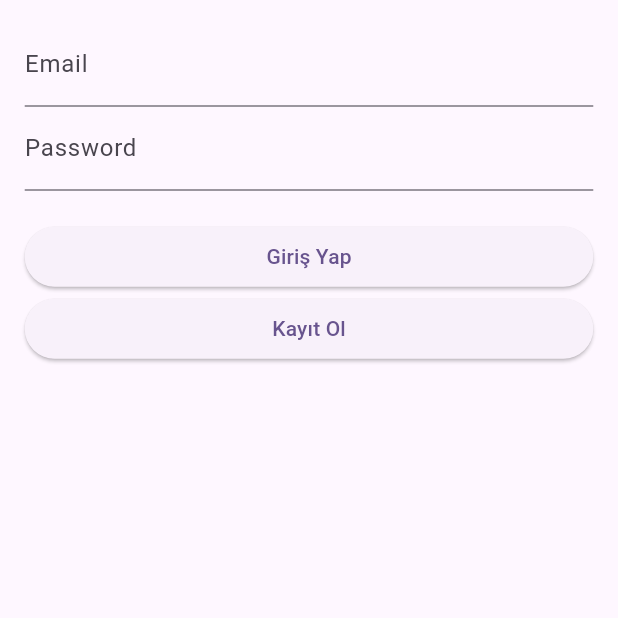
After one commit to mahmutenescetin/pingpong_sample, a Flutter app: the screen it shows after launch, after a tap on "Giriş Yap", on a phone screen of 412 x 824 dp, the top half of it. The commit adds this screen. Run offline on Flutter 3.47's test engine with Material 3 defaults, Android fonts, the phone set to English and light mode, and no system bars; our stand-ins replace equatable, firebase_auth, firebase_core, flutter_screenutil, gap, get_it and 2 more; accounts and stored records are empty; network calls fail.

Commit message:
login firebase integration completed

```diff
--- a/lib/common/view_model_builder.dart
+++ b/lib/common/view_model_builder.dart
@@ -205,7 +205,7 @@ class _ViewModelBuilder<T extends ChangeNotifier>
           builder: (context) => Stack(
             alignment: Alignment.center,
             children: [
-              Container(color: Colors.black.withOpacity(.3)),
+              Container(color: Colors.black.withValues(alpha: 0.3)),
               const ReusableCustomProgress(),
             ],
           ),
--- a/lib/constants/shared_key_constants.dart
+++ b/lib/constants/shared_key_constants.dart
@@ -1,5 +1,5 @@
 enum SharedKeyConstants {
-  keyConstants('keyConstants');
+  firebaseIdToken('firebase_id_token');
 
   final String value;
 
--- a/lib/main.dart
+++ b/lib/main.dart
@@ -2,10 +2,16 @@ import 'package:firebase_core/firebase_core.dart';
 import 'package:flutter/material.dart';
 import 'package:flutter_screenutil/flutter_screenutil.dart';
 import 'package:pingpong_sample/firebase_options.dart';
+import 'package:pingpong_sample/services/remote/auth_service.dart';
+import 'package:pingpong_sample/utils/locator.dart';
+import 'package:pingpong_sample/services/local/shared_preference_service.dart';
 import 'package:pingpong_sample/views/home/home_view.dart';
+import 'package:pingpong_sample/views/login/login_view.dart';
 
 void main() async {
   WidgetsFlutterBinding.ensureInitialized();
+  setupDependencyInjection();
+  await locator<SharedPreferenceService>().init();
   await Firebase.initializeApp(
     options: DefaultFirebaseOptions.currentPlatform,
   );
@@ -27,9 +33,32 @@ class MyApp extends StatelessWidget {
           theme: ThemeData(
             colorScheme: ColorScheme.fromSeed(seedColor: Colors.deepPurple),
           ),
-          home: const HomeView(),
+          home: AuthGate(),
         );
       },
     );
   }
 }
+
+class AuthGate extends StatelessWidget {
+  const AuthGate({super.key});
+
+  @override
+  Widget build(BuildContext context) {
+    final authService = AuthService(locator<SharedPreferenceService>());
+    return StreamBuilder(
+      stream: authService.authStateChanges,
+      builder: (context, snapshot) {
+        if (snapshot.connectionState == ConnectionState.active) {
+          final user = snapshot.data;
+          if (user == null) {
+            return LoginView();
+          } else {
+            return HomeView();
+          }
+        }
+        return const Center(child: CircularProgressIndicator());
+      },
+    );
+  }
+}
--- a/lib/routes/create_view.dart
+++ b/lib/routes/create_view.dart
@@ -2,12 +2,15 @@
 import 'package:flutter/material.dart';
 
 import 'package:pingpong_sample/views/home/home_view.dart';
+import 'package:pingpong_sample/views/login/login_view.dart';
 import 'package:pingpong_sample/routes/routes.g.dart';
 
 Widget? createView(String route) {
   switch (route) {
     case Routes.home:
       return HomeView();
+    case Routes.login:
+      return LoginView();
     default:
       return null;
   }
--- /dev/null
+++ b/lib/services/remote/auth_service.dart
@@ -0,0 +1,57 @@
+import 'package:firebase_auth/firebase_auth.dart';
+import 'package:pingpong_sample/constants/shared_key_constants.dart';
+import 'package:pingpong_sample/services/local/shared_preference_service.dart';
+
+class AuthService {
+  final FirebaseAuth _auth = FirebaseAuth.instance;
+  final SharedPreferenceService _prefsService;
+
+  AuthService(this._prefsService);
+
+  Future<UserCredential?> register(String email, String password) async {
+    try {
+      final credential = await _auth.createUserWithEmailAndPassword(
+        email: email,
+        password: password,
+      );
+      await _saveToken();
+      return credential;
+    } catch (e) {
+      rethrow;
+    }
+  }
+
+  Future<UserCredential?> login(String email, String password) async {
+    try {
+      final credential = await _auth.signInWithEmailAndPassword(
+        email: email,
+        password: password,
+      );
+      await _saveToken();
+      return credential;
+    } catch (e) {
+      rethrow;
+    }
+  }
+
+  Future<void> _saveToken() async {
+    final user = _auth.currentUser;
+    final idToken = await user?.getIdToken();
+    if (idToken != null) {
+      await _prefsService.set(SharedKeyConstants.firebaseIdToken, idToken);
+    }
+  }
+
+  String? getToken() {
+    return _prefsService.get<String>(SharedKeyConstants.firebaseIdToken);
+  }
+
+  User? get currentUser => _auth.currentUser;
+
+  Stream<User?> get authStateChanges => _auth.authStateChanges();
+
+  Future<void> signOut() async {
+    await _auth.signOut();
+    await _prefsService.set(SharedKeyConstants.firebaseIdToken, null);
+  }
+}
--- /dev/null
+++ b/lib/views/login/login_view.dart
@@ -0,0 +1,76 @@
+import 'package:flutter/material.dart';
+import 'package:gap/gap.dart';
+import 'package:pingpong_sample/common/view_model_builder.dart';
+import 'package:pingpong_sample/utils/extensions/context_extensions.dart';
+import 'package:pingpong_sample/views/login/login_view_model.dart';
+
+class LoginView extends StatelessWidget {
+  const LoginView({super.key});
+
+  @override
+  Widget build(BuildContext context) {
+    return ViewModelBuilder<LoginViewModel>(
+      initViewModel: () => LoginViewModel(),
+      builder: (context, viewModel) => StreamBuilder<bool>(
+        stream: viewModel.authStateChanges,
+        builder: (context, snapshot) {
+          final isLoggedIn = snapshot.data ?? viewModel.isLoggedIn;
+          if (!isLoggedIn) {
+            return Scaffold(
+              body: SingleChildScrollView(
+                padding: EdgeInsets.symmetric(horizontal: context.hGap),
+                child: Column(
+                  crossAxisAlignment: CrossAxisAlignment.stretch,
+                  children: [
+                    Gap(context.vGap),
+                    TextField(
+                      controller: viewModel.emailController,
+                      decoration: const InputDecoration(labelText: "Email"),
+                    ),
+                    TextField(
+                      controller: viewModel.passwordController,
+                      decoration: const InputDecoration(labelText: "Password"),
+                      obscureText: true,
+                    ),
+                    const SizedBox(height: 20),
+                    ElevatedButton(
+                      onPressed: viewModel.login,
+                      child: const Text("Giriş Yap"),
+                    ),
+                    ElevatedButton(
+                      onPressed: viewModel.register,
+
+                      child: const Text("Kayıt Ol"),
+                    ),
+                  ],
+                ),
+              ),
+            );
+          } else {
+            return Scaffold(
+              appBar: AppBar(
+                title: const Text('Ana Sayfa'),
+                actions: [
+                  IconButton(
+                    icon: const Icon(Icons.logout),
+                    onPressed: () => viewModel.logout(),
+                  ),
+                ],
+              ),
+              body: Center(
+                child: Column(
+                  mainAxisAlignment: MainAxisAlignment.center,
+                  children: [
+                    const Text('Giriş başarılı!'),
+                    const SizedBox(height: 16),
+                    Text('Token: \n${viewModel.getToken() ?? "Yok"}'),
+                  ],
+                ),
+              ),
+            );
+          }
+        },
+      ),
+    );
+  }
+}
--- /dev/null
+++ b/lib/views/login/login_view_model.dart
@@ -0,0 +1,60 @@
+import 'package:flutter/material.dart';
+import 'package:pingpong_sample/common/base_view_model.dart';
+import 'package:pingpong_sample/services/remote/auth_service.dart';
+import 'package:pingpong_sample/services/local/shared_preference_service.dart';
+import 'package:pingpong_sample/utils/locator.dart';
+
+class LoginViewModel extends BaseViewModel {
+  final TextEditingController emailController = TextEditingController();
+  final TextEditingController passwordController = TextEditingController();
+  late final AuthService _authService;
+
+  LoginViewModel() {
+    _authService = AuthService(locator<SharedPreferenceService>());
+  }
+
+  Future<void> register() async {
+    try {
+      await _authService.register(
+        emailController.text.trim(),
+        passwordController.text.trim(),
+      );
+      showFlushBar("Kayıt başarılı");
+    } catch (e) {
+      showFlushBar("Kayıt başarısız: $e'");
+    }
+  }
+
+  Future<void> login() async {
+    try {
+      await _authService.login(
+        emailController.text.trim(),
+        passwordController.text.trim(),
+      );
+      showFlushBar('Giriş başarılı');
+    } catch (e) {
+      showFlushBar('Giriş başarısız: $e');
+    }
+  }
+
+  String? getToken() {
+    return _authService.getToken();
+  }
+
+  bool get isLoggedIn => _authService.currentUser != null;
+
+  Stream<bool> get authStateChanges =>
+      _authService.authStateChanges.map((user) => user != null);
+
+  Future<void> logout() async {
+    await _authService.signOut();
+    notifyListeners();
+  }
+
+  @override
+  void dispose() {
+    emailController.dispose();
+    passwordController.dispose();
+    super.dispose();
+  }
+}
```
Also changed, not shown: lib/views/home/home_view.dart (+1 -37 lines), lib/views/home/home_view_model.dart (+2 -42 lines), lib/routes/routes.g.dart.
